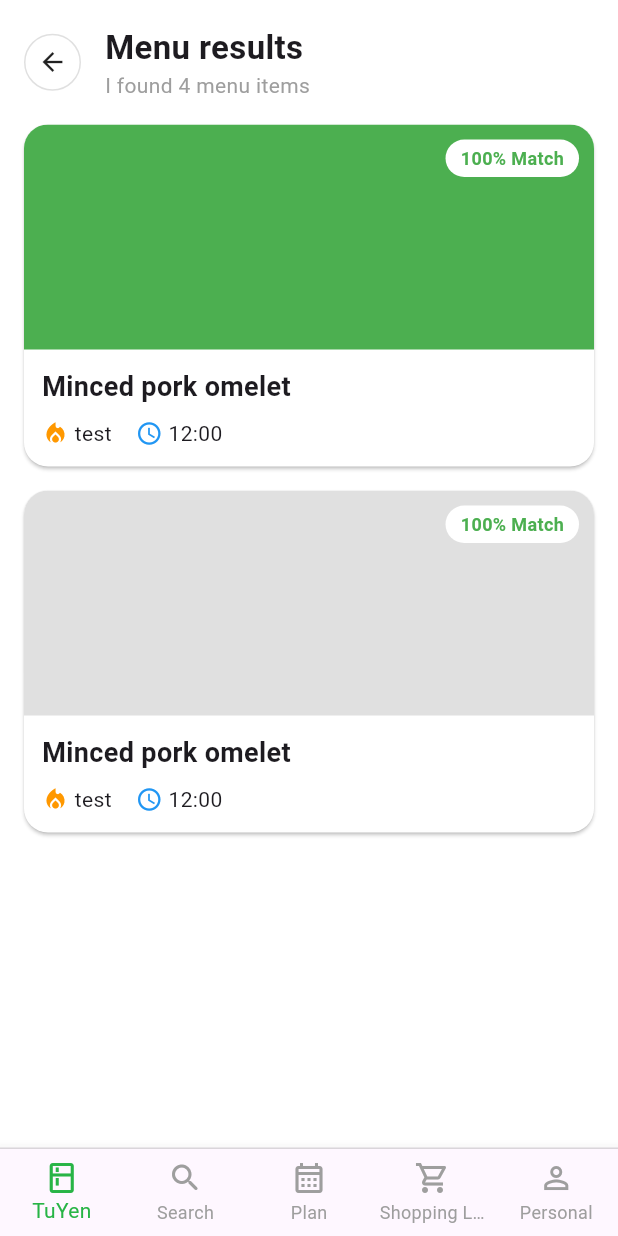
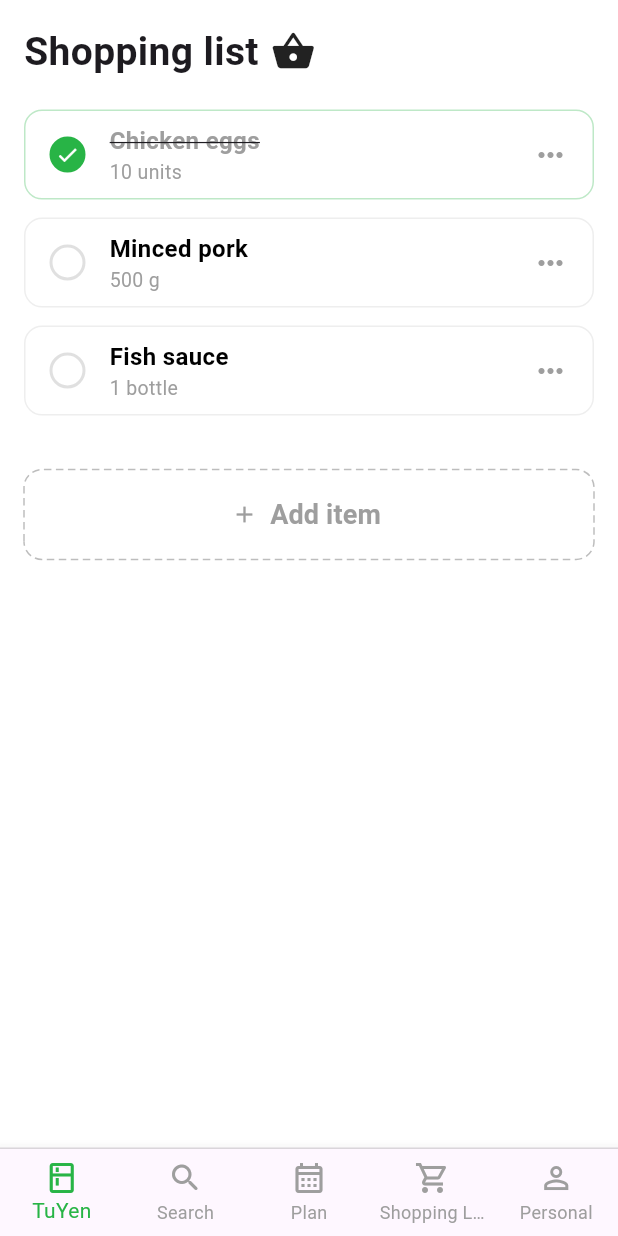
Before and after one commit to ChanapatArt/tuyen, a Flutter app: the screen it shows after launch, swiped to page 4, on a phone screen of 412 x 824 dp. Run offline on Flutter 3.47's test engine with Material 3 defaults, Android fonts, the phone set to English and light mode, and no system bars; our stand-ins replace google_fonts; Roboto replaces fonts that are missing (Itim).

Commit message:
หน้า Shopping List

```diff
--- a/mobile_app/lib/screens/home.dart
+++ b/mobile_app/lib/screens/home.dart
@@ -1,8 +1,10 @@
 import 'package:flutter/material.dart';
 import 'package:mobile_app/screens/community_reviews.dart';
+import 'package:mobile_app/screens/food_plan.dart';
 import 'package:mobile_app/screens/menu_results.dart';
 import 'package:mobile_app/screens/recipe_details.dart';
 import 'package:mobile_app/screens/search.dart';
+import 'package:mobile_app/screens/shopping_list.dart';
 import 'package:mobile_app/widgets/bottom_nav.dart';
 import 'package:mobile_app/screens/home_sub_navigator.dart';
 
@@ -67,9 +69,8 @@ class _HomeState extends State<Home> {
               },
             ),
             Search(),
-            RecipeDetails(title: 'Minced pork omelet'),
-            MenuResultsScreen(onBack: (){}),
-            CommunityReviews()
+            FoodPlanPage(),
+            ShoppingList(),
           ],
         ),
 
--- /dev/null
+++ b/mobile_app/lib/screens/shopping_list.dart
@@ -0,0 +1,201 @@
+import 'dart:ui'; // สำหรับ DashedRectPainter
+import 'package:flutter/material.dart';
+
+class ShoppingList extends StatefulWidget {
+  const ShoppingList({super.key});
+
+  @override
+  State<ShoppingList> createState() => _ShoppingListState();
+}
+
+class _ShoppingListState extends State<ShoppingList> {
+  // 1. สร้างรายการข้อมูล (Data List) สำหรับเก็บสถานะ
+  final List<Map<String, dynamic>> _shoppingItems = [
+    {"title": "Chicken eggs", "amount": "10 units", "isChecked": true},
+    {"title": "Minced pork", "amount": "500 g", "isChecked": false},
+    {"title": "Fish sauce", "amount": "1 bottle", "isChecked": false},
+  ];
+
+  // 2. ฟังก์ชันสำหรับสลับสถานะติ๊กถูก
+  void _toggleItem(int index) {
+    setState(() {
+      _shoppingItems[index]['isChecked'] = !_shoppingItems[index]['isChecked'];
+    });
+  }
+
+  @override
+  Widget build(BuildContext context) {
+    return Scaffold(
+      backgroundColor: Colors.white,
+      body: SafeArea(
+        child: SingleChildScrollView(
+          padding: const EdgeInsets.all(16),
+          child: Column(
+            crossAxisAlignment: CrossAxisAlignment.start,
+            children: [
+              const Row(
+                children: [
+                  Text(
+                    "Shopping list",
+                    style: TextStyle(fontSize: 26, fontWeight: FontWeight.bold),
+                  ),
+                  SizedBox(width: 8),
+                  Icon(Icons.shopping_basket, size: 30),
+                ],
+              ),
+              const SizedBox(height: 20),
+
+              // 3. ใช้ Column.builder หรือ List.generate เพื่อสร้างรายการจากข้อมูลจริง
+              ...List.generate(_shoppingItems.length, (index) {
+                final item = _shoppingItems[index];
+                return _buildShoppingItem(
+                  index,
+                  item['title'],
+                  item['amount'],
+                  isChecked: item['isChecked'],
+                );
+              }),
+
+              const SizedBox(height: 24),
+
+              // ปุ่ม Add item (Dashed Border)
+              CustomPaint(
+                painter: DashedRectPainter(color: Colors.grey.shade400),
+                child: SizedBox(
+                  width: double.infinity,
+                  height: 60,
+                  child: TextButton.icon(
+                    onPressed: () {
+                      // อนาคต: ใส่ Logic สำหรับเพิ่มของใหม่เข้า List
+                    },
+                    icon: const Icon(Icons.add, color: Colors.grey),
+                    label: const Text(
+                      "Add item",
+                      style: TextStyle(
+                        color: Colors.grey,
+                        fontSize: 18,
+                        fontWeight: FontWeight.bold,
+                      ),
+                    ),
+                    style: TextButton.styleFrom(
+                      shape: RoundedRectangleBorder(
+                        borderRadius: BorderRadius.circular(12),
+                      ),
+                    ),
+                  ),
+                ),
+              ),
+            ],
+          ),
+        ),
+      ),
+    );
+  }
+
+  // 4. ปรับปรุง Widget รายการให้กดได้ (ใส่ GestureDetector)
+  Widget _buildShoppingItem(
+    int index,
+    String title,
+    String amount, {
+    required bool isChecked,
+  }) {
+    return GestureDetector(
+      onTap: () => _toggleItem(index), // เมื่อกดทั้งแถว ให้สลับสถานะ
+      child: Container(
+        margin: const EdgeInsets.only(bottom: 12),
+        padding: const EdgeInsets.symmetric(horizontal: 16, vertical: 8),
+        decoration: BoxDecoration(
+          color: Colors.white,
+          borderRadius: BorderRadius.circular(12),
+          border: Border.all(
+            color: isChecked
+                ? const Color(0xFF28B446).withOpacity(0.3)
+                : Colors.grey.shade200,
+          ),
+        ),
+        child: Row(
+          children: [
+            // Custom Circle Checkbox
+            Container(
+              width: 24,
+              height: 24,
+              decoration: BoxDecoration(
+                shape: BoxShape.circle,
+                border: Border.all(
+                  color: isChecked
+                      ? const Color(0xFF28B446)
+                      : Colors.grey.shade300,
+                  width: 2,
+                ),
+                color: isChecked ? const Color(0xFF28B446) : Colors.transparent,
+              ),
+              child: isChecked
+                  ? const Icon(Icons.check, color: Colors.white, size: 16)
+                  : null,
+            ),
+            const SizedBox(width: 16),
+            Expanded(
+              child: Column(
+                crossAxisAlignment: CrossAxisAlignment.start,
+                children: [
+                  Text(
+                    title,
+                    style: TextStyle(
+                      fontSize: 16,
+                      fontWeight: FontWeight.bold,
+                      decoration: isChecked ? TextDecoration.lineThrough : null,
+                      color: isChecked ? Colors.grey : Colors.black,
+                    ),
+                  ),
+                  Text(
+                    amount,
+                    style: const TextStyle(color: Colors.grey, fontSize: 13),
+                  ),
+                ],
+              ),
+            ),
+            const Icon(Icons.more_horiz, color: Colors.grey),
+          ],
+        ),
+      ),
+    );
+  }
+}
+
+class DashedRectPainter extends CustomPainter {
+  final Color color;
+  DashedRectPainter({required this.color});
+
+  @override
+  void paint(Canvas canvas, Size size) {
+    double dashWidth = 5, dashSpace = 3;
+    final paint = Paint()
+      ..color = color
+      ..strokeWidth = 1
+      ..style = PaintingStyle.stroke;
+
+    final RRect rrect = RRect.fromLTRBR(
+      0,
+      0,
+      size.width,
+      size.height,
+      const Radius.circular(12),
+    );
+    final Path path = Path()..addRRect(rrect);
+
+    // ต้อง import 'dart:ui'; เพื่อใช้งาน PathMetric
+    for (var pathMetric in path.computeMetrics()) {
+      double distance = 0;
+      while (distance < pathMetric.length) {
+        canvas.drawPath(
+          pathMetric.extractPath(distance, distance + dashWidth),
+          paint,
+        );
+        distance += dashWidth + dashSpace;
+      }
+    }
+  }
+
+  @override
+  bool shouldRepaint(CustomPainter oldDelegate) => false;
+}
```
Also changed, not shown: mobile_app/lib/screens/food_plan.dart (added, +231 -0 lines).
